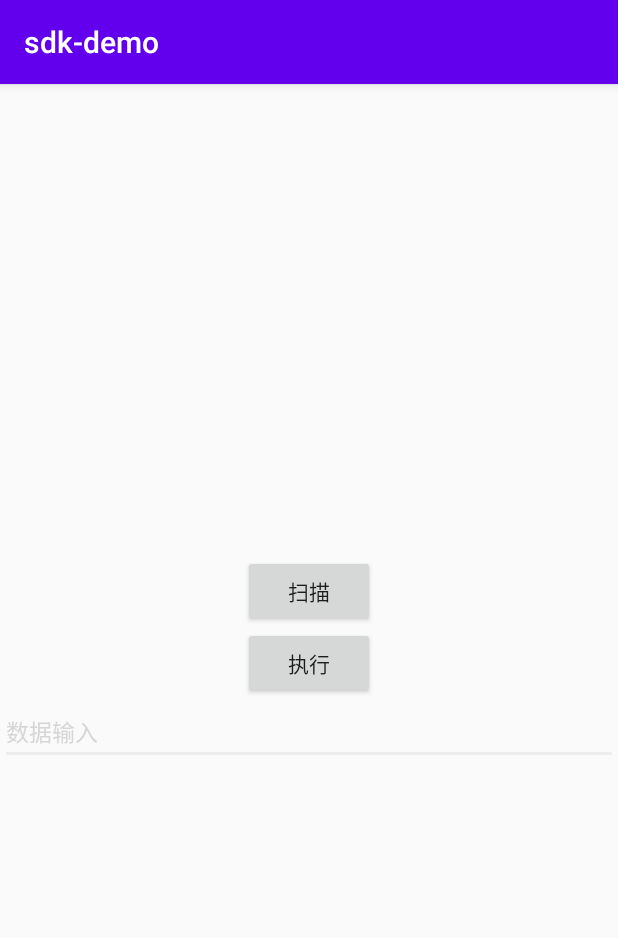
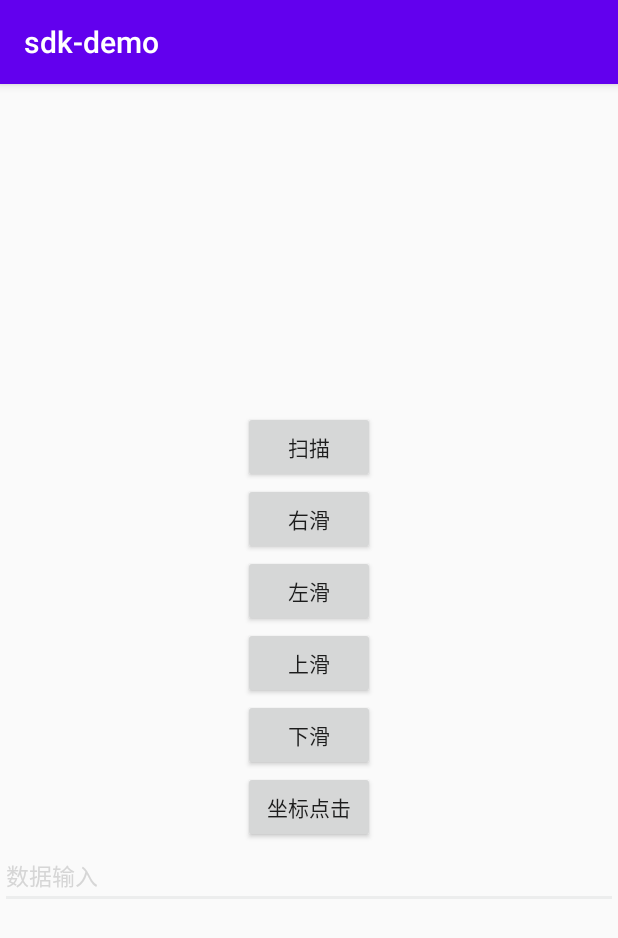
Before and after one commit to Greeyzyang/IDT, an Android app: the JsonDeviceActivity screen opened directly, with no data from a screen before it, on a phone screen of 412 x 824 dp. Shown: the top 938 px of the screen. Run offline under Robolectric (Android 15) with nearby library versions, the phone set to English and light mode, and no system bars; our stand-ins replace ButterKnife; libraries missing offline, so code that uses them is left out: com.ryeex.band, com.ryeex.ble; 2 statements that could not run were skipped.

Commit message:
second commit

```diff
--- a/bandDemo/src/main/java/com/ryeex/sdkband/JsonDeviceActivity.java
+++ b/bandDemo/src/main/java/com/ryeex/sdkband/JsonDeviceActivity.java
@@ -159,7 +159,7 @@ public class JsonDeviceActivity extends AppCompatActivity {
         });
     }
 
-    @OnClick({R.id.btn_scan, R.id.btn_test,})
+    @OnClick({R.id.btn_scan, R.id.btn_click, R.id.btn_down_slip, R.id.btn_up_slip, R.id.btn_left_slip, R.id.btn_right_slip,})
     public void onClick(View v) {
         inPutStr = etInput.getText().toString();
         Log.i(TAG, "inPutStr:" + inPutStr);
@@ -167,8 +167,8 @@ public class JsonDeviceActivity extends AppCompatActivity {
             case R.id.btn_scan:
                 scan(v);
                 break;
-            case R.id.btn_test:
-                test(v);
+            case R.id.btn_click:
+                coordinate_click(v);
                 break;
             default:
         }
@@ -183,7 +183,7 @@ public class JsonDeviceActivity extends AppCompatActivity {
         startActivityForResult(intent, 100);
     }
 
-    public void test(View v) {
+    public void coordinate_click(View v) {
         if (inPutStr.isEmpty()) {
             Toast.makeText(this, "数据不能为空", Toast.LENGTH_LONG).show();
             return;
@@ -208,6 +208,7 @@ public class JsonDeviceActivity extends AppCompatActivity {
                 }
             });
         }
+
     }
 
 
--- a/bandDemo/src/main/java/com/ryeex/sdkband/MainActivity.java
+++ b/bandDemo/src/main/java/com/ryeex/sdkband/MainActivity.java
@@ -22,7 +22,7 @@ public class MainActivity extends AppCompatActivity {
     }
 
 
-    @OnClick({R.id.bnt_pb, R.id.bnt_json})
+    @OnClick({R.id.bnt_pb, R.id.bnt_json,})
     public void onClick(View v) {
         switch (v.getId()) {
             case R.id.bnt_pb:
--- a/bandDemo/src/main/res/layout/activity_developer.xml
+++ b/bandDemo/src/main/res/layout/activity_developer.xml
@@ -15,12 +15,35 @@
         android:layout_height="wrap_content"
         android:text="扫描" />
 
+    <Button
+        android:id="@+id/btn_right_slip"
+        android:layout_width="wrap_content"
+        android:layout_height="wrap_content"
+        android:text="右滑" />
 
     <Button
-        android:id="@+id/btn_test"
+        android:id="@+id/btn_left_slip"
         android:layout_width="wrap_content"
         android:layout_height="wrap_content"
-        android:text="执行" />
+        android:text="左滑" />
+
+    <Button
+        android:id="@+id/btn_up_slip"
+        android:layout_width="wrap_content"
+        android:layout_height="wrap_content"
+        android:text="上滑" />
+
+    <Button
+        android:id="@+id/btn_down_slip"
+        android:layout_width="wrap_content"
+        android:layout_height="wrap_content"
+        android:text="下滑" />
+
+    <Button
+        android:id="@+id/btn_click"
+        android:layout_width="wrap_content"
+        android:layout_height="wrap_content"
+        android:text="坐标点击" />
 
     <EditText
         android:id="@+id/et_input"
```
